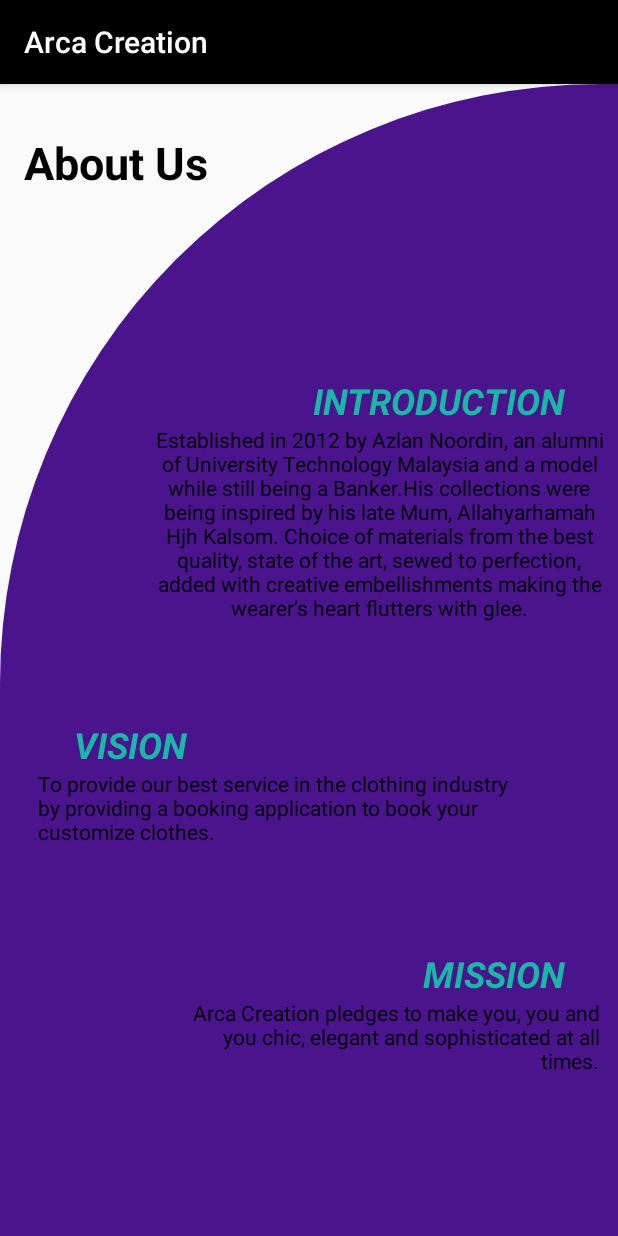
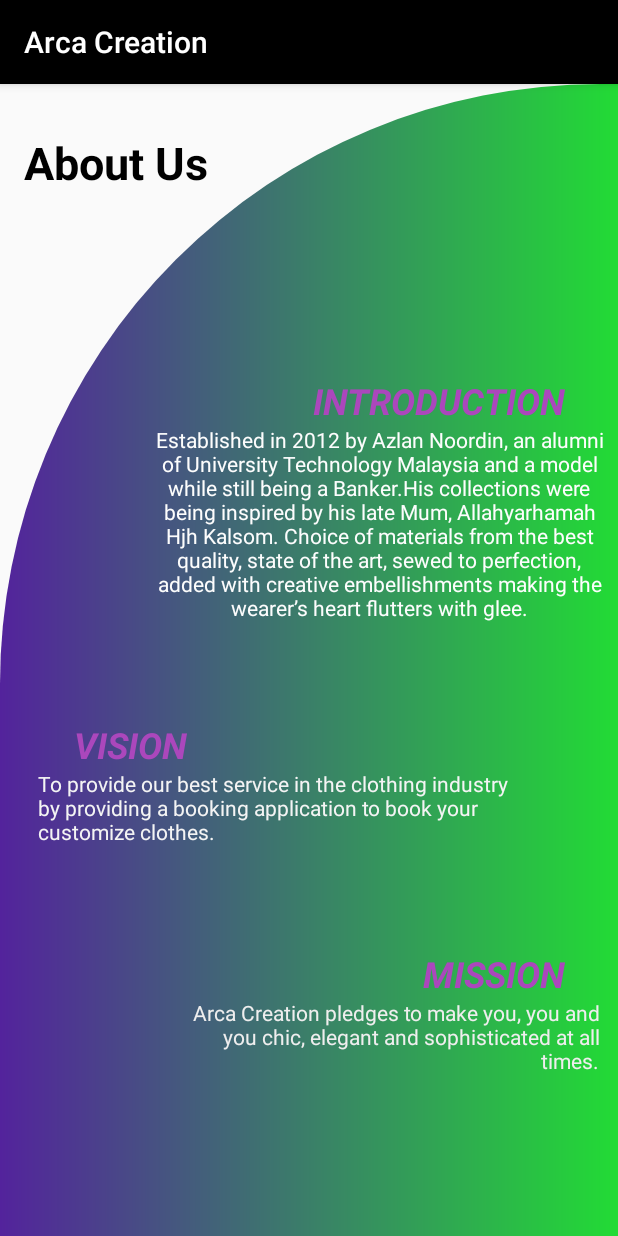
Before and after one commit to Shaheenyazid/gp2, an Android app: the AboutUs screen opened directly, with no data from a screen before it, on a phone screen of 412 x 824 dp. Run offline under Robolectric (Android 15) with nearby library versions, the phone set to English and light mode, and no system bars.

Commit message:
update xml

```diff
--- a/app/src/main/java/com/example/group0/Invoice.java
+++ b/app/src/main/java/com/example/group0/Invoice.java
@@ -71,7 +71,7 @@ public class Invoice extends AppCompatActivity {
                 double totalPrice = numItem*150;
                 strTotalPrice = String.valueOf(totalPrice);
 
-                total.setText(strTotalPrice);
+                total.setText("RM" + strTotalPrice);
 
             }
 
--- a/app/src/main/res/drawable/cut_card_background.xml
+++ b/app/src/main/res/drawable/cut_card_background.xml
@@ -2,7 +2,9 @@
 <shape xmlns:android="http://schemas.android.com/apk/res/android"
     android:shape="rectangle">
 
-    <solid android:color="@color/colorPurple"/>
+    <gradient
+        android:startColor="#53239c"
+        android:endColor="#22db35"/>
 
     <corners
         android:topLeftRadius="400dp"
--- a/app/src/main/res/layout/activity_about_us.xml
+++ b/app/src/main/res/layout/activity_about_us.xml
@@ -27,7 +27,7 @@
         android:layout_width="wrap_content"
         android:layout_height="wrap_content"
         android:text="INTRODUCTION"
-        android:textColor="#1CB6A8"
+        android:textColor="#AB47BC"
         android:textSize="24sp"
         android:textStyle="bold|italic"
         app:layout_constraintBottom_toBottomOf="parent"
@@ -43,7 +43,7 @@
         android:layout_height="135dp"
         android:text="Established in 2012 by Azlan Noordin, an alumni of University Technology Malaysia and a model while still being a Banker.His collections were being inspired by his late Mum, Allahyarhamah Hjh Kalsom. Choice of materials from the best quality, state of the art, sewed to perfection, added with creative embellishments making the wearer’s heart flutters with glee."
         android:textAlignment="center"
-        android:textColor="#000000"
+        android:textColor="#FDFDFD"
         app:layout_constraintBottom_toBottomOf="parent"
         app:layout_constraintEnd_toEndOf="parent"
         app:layout_constraintHorizontal_bias="0.967"
@@ -56,7 +56,7 @@
         android:layout_width="wrap_content"
         android:layout_height="wrap_content"
         android:text="VISION"
-        android:textColor="#1CB6A8"
+        android:textColor="#AB47BC"
         android:textSize="24sp"
         android:textStyle="bold|italic"
         app:layout_constraintBottom_toBottomOf="parent"
@@ -71,7 +71,7 @@
         android:layout_width="341dp"
         android:layout_height="67dp"
         android:text="To provide our best service in the clothing industry by providing a booking application to book your customize clothes."
-        android:textColor="#000000"
+        android:textColor="#F4F4F4"
         app:layout_constraintBottom_toBottomOf="parent"
         app:layout_constraintEnd_toEndOf="parent"
         app:layout_constraintHorizontal_bias="0.357"
@@ -84,7 +84,7 @@
         android:layout_width="wrap_content"
         android:layout_height="wrap_content"
         android:text="MISSION"
-        android:textColor="#1CB6A8"
+        android:textColor="#AB47BC"
         android:textSize="24sp"
         android:textStyle="bold|italic"
         app:layout_constraintBottom_toBottomOf="parent"
@@ -100,7 +100,7 @@
         android:layout_height="75dp"
         android:text="Arca Creation pledges to make you, you and you chic, elegant and sophisticated at all times."
         android:textAlignment="textEnd"
-        android:textColor="#000000"
+        android:textColor="#EFEEEE"
         app:layout_constraintBottom_toBottomOf="parent"
         app:layout_constraintEnd_toEndOf="parent"
         app:layout_constraintHorizontal_bias="0.9"
```
Also changed, not shown: app/src/main/res/layout/activity_contact_us.xml (+6 -5 lines), app/src/main/res/layout/activity_invoice.xml (+15 -0 lines).
